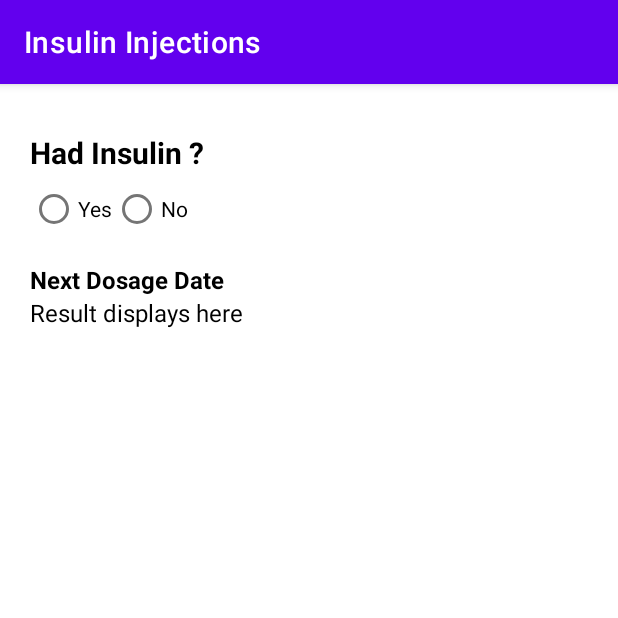
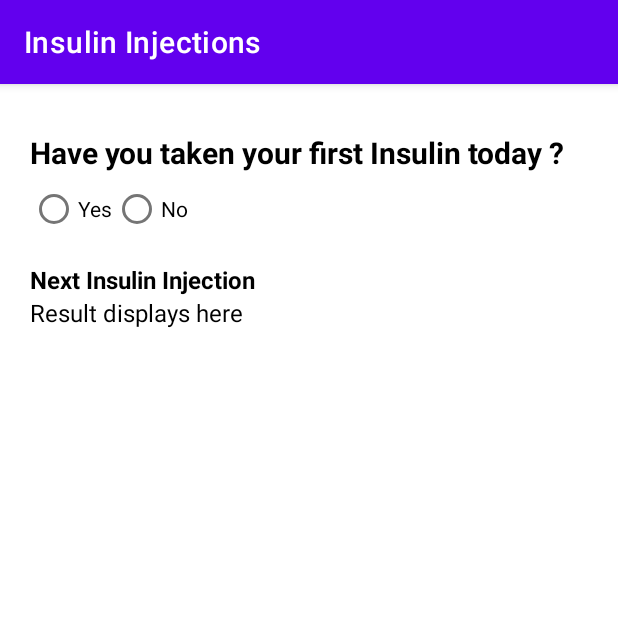
Before and after one commit to S545232/DiabetesPrognosis, an Android app: the InsulinActivity screen opened directly, with no data from a screen before it, on a phone screen of 412 x 824 dp, the top half of it. Run offline under Robolectric (Android 15) with nearby library versions, the phone set to English and light mode, and no system bars.

Commit message:
insulin layout updated

```diff
--- a/app/src/main/java/com/anil/androidgroup04/InsulinActivity.java
+++ b/app/src/main/java/com/anil/androidgroup04/InsulinActivity.java
@@ -1,7 +1,6 @@
 package com.anil.androidgroup04;
 
 import android.os.Bundle;
-import android.view.View;
 import android.widget.RadioButton;
 import android.widget.RadioGroup;
 import android.widget.TextView;
@@ -29,21 +28,13 @@ public class InsulinActivity extends AppCompatActivity {
     }
     public void initViews(){
 
-        tvFirstDose = findViewById(R.id.tv_first_dose);
-        tvSecondDose = findViewById(R.id.tv_seconddose);
+        tvFirstDose = findViewById(R.id.tv_first_insulin);
 
-        rgFirstDose = findViewById(R.id.rg_firstdose);
-        rgSecondDose = findViewById(R.id.rg_seconddose);
+        rgFirstDose = findViewById(R.id.rg_firstinsulin);
 
-        tilFirstDose = findViewById(R.id.til_firstdose);
-        tilSecondDose = findViewById(R.id.til_seconddose);
 
-        tvNextDosageHeader = findViewById(R.id.tv_next_dosage_header);
-        tvNextDosageDate = findViewById(R.id.tv_next_dosage_date);
-
-        tieFirstDose = findViewById(R.id.tie_firstdose);
-
-        tieSecondDose = findViewById(R.id.tie_second_dose);
+        tvNextDosageHeader = findViewById(R.id.tv_next_insulin_header);
+        tvNextDosageDate = findViewById(R.id.tv_next_insulin_date);
 
     }
 }
--- a/app/src/main/res/layout/activity_insulin.xml
+++ b/app/src/main/res/layout/activity_insulin.xml
@@ -2,140 +2,62 @@
 <LinearLayout xmlns:android="http://schemas.android.com/apk/res/android"
     android:layout_width="match_parent"
     android:layout_height="match_parent"
+    android:background="@color/white"
     android:orientation="vertical"
-    android:background="@color/white"
     android:padding="20dp">
 
     <TextView
-        android:id="@+id/tv_first_dose"
+        android:id="@+id/tv_first_insulin"
         android:layout_width="wrap_content"
         android:layout_height="wrap_content"
-        android:text="Had Insulin ?"
+        android:layout_marginTop="12dp"
+        android:text="Have you taken your first Insulin today ?"
         android:textColor="#000"
-        android:layout_marginTop="12dp"
         android:textSize="20sp"
         android:textStyle="bold" />
 
     <RadioGroup
-        android:id="@+id/rg_firstdose"
+        android:id="@+id/rg_firstinsulin"
         android:layout_width="match_parent"
         android:layout_height="wrap_content"
         android:orientation="horizontal">
 
         <RadioButton
-            android:id="@+id/rb_firstdose_yes"
+            android:id="@+id/rb_firstinsulin_yes"
             android:layout_width="wrap_content"
             android:layout_height="wrap_content"
-            android:textColor="#000"
+            android:onClick="onRadioButtonClicked"
             android:text="Yes"
-            android:onClick="onRadioButtonClicked"/>
+            android:textColor="#000" />
 
         <RadioButton
-            android:id="@+id/rb_firstdose_no"
+            android:id="@+id/rb_firstinsulin_no"
             android:layout_width="wrap_content"
             android:layout_height="wrap_content"
-            android:textColor="#000"
+            android:onClick="onRadioButtonClicked"
             android:text="No"
-            android:onClick="onRadioButtonClicked"/>
+            android:textColor="#000" />
 
 
     </RadioGroup>
 
-    <com.google.android.material.textfield.TextInputLayout
-        android:id="@+id/til_firstdose"
-        android:layout_width="match_parent"
-        android:layout_height="wrap_content"
-        android:textColor="#000"
-        android:backgroundTint="@color/teal_200"
-        android:background="@color/white"
-        android:visibility="gone"
-        android:hint="Enter Date">
-
-        <com.google.android.material.textfield.TextInputEditText
-            android:id="@+id/tie_firstdose"
-            android:layout_width="match_parent"
-            android:layout_height="wrap_content"
-            />
-
-    </com.google.android.material.textfield.TextInputLayout>
-
     <TextView
-        android:id="@+id/tv_seconddose"
+        android:id="@+id/tv_next_insulin_header"
         android:layout_width="wrap_content"
         android:layout_height="wrap_content"
-        android:text="Had your Second Dose?"
+        android:layout_marginTop="12dp"
+        android:text="Next Insulin Injection"
         android:textColor="#000"
-        android:visibility="gone"
-        android:layout_marginTop="12dp"
-        android:textSize="20sp"
-        android:textStyle="bold" />
-
-    <RadioGroup
-        android:id="@+id/rg_seconddose"
-        android:layout_width="match_parent"
-        android:layout_height="wrap_content"
-
-        android:visibility="gone"
-        android:orientation="horizontal">
-
-        <RadioButton
-            android:id="@+id/rb_seconddose_yes"
-            android:layout_width="wrap_content"
-            android:layout_height="wrap_content"
-            android:textColor="#000"
-
-            android:text="Yes"
-            android:onClick="onRadioButtonClicked"/>
-
-        <RadioButton
-            android:id="@+id/rb_seconddose_no"
-            android:layout_width="wrap_content"
-            android:layout_height="wrap_content"
-            android:text="No"
-            android:textColor="#000"
-
-            android:onClick="onRadioButtonClicked"/>
-
-
-    </RadioGroup>
-
-
-    <com.google.android.material.textfield.TextInputLayout
-        android:id="@+id/til_seconddose"
-        android:layout_width="match_parent"
-        android:layout_height="wrap_content"
-        android:visibility="gone"
-        android:textColor="#000"
-        android:backgroundTint="@color/teal_200"
-        android:background="@color/white"
-        android:hint="Enter Date">
-
-        <com.google.android.material.textfield.TextInputEditText
-            android:id="@+id/tie_second_dose"
-            android:layout_width="match_parent"
-            android:layout_height="wrap_content" />
-
-    </com.google.android.material.textfield.TextInputLayout>
-
-    <TextView
-        android:id="@+id/tv_next_dosage_header"
-        android:layout_width="wrap_content"
-        android:layout_height="wrap_content"
-        android:text="Next Dosage Date"
-        android:textColor="#000"
-
-        android:layout_marginTop="12dp"
         android:textSize="16sp"
         android:textStyle="bold" />
 
     <TextView
-        android:id="@+id/tv_next_dosage_date"
+        android:id="@+id/tv_next_insulin_date"
         android:layout_width="wrap_content"
         android:layout_height="wrap_content"
+        android:text="Result displays here"
         android:textColor="#000"
-
-        android:text="Result displays here"
-        android:textSize="16sp"/>
+        android:textSize="16sp" />
 
 
 </LinearLayout>
```
